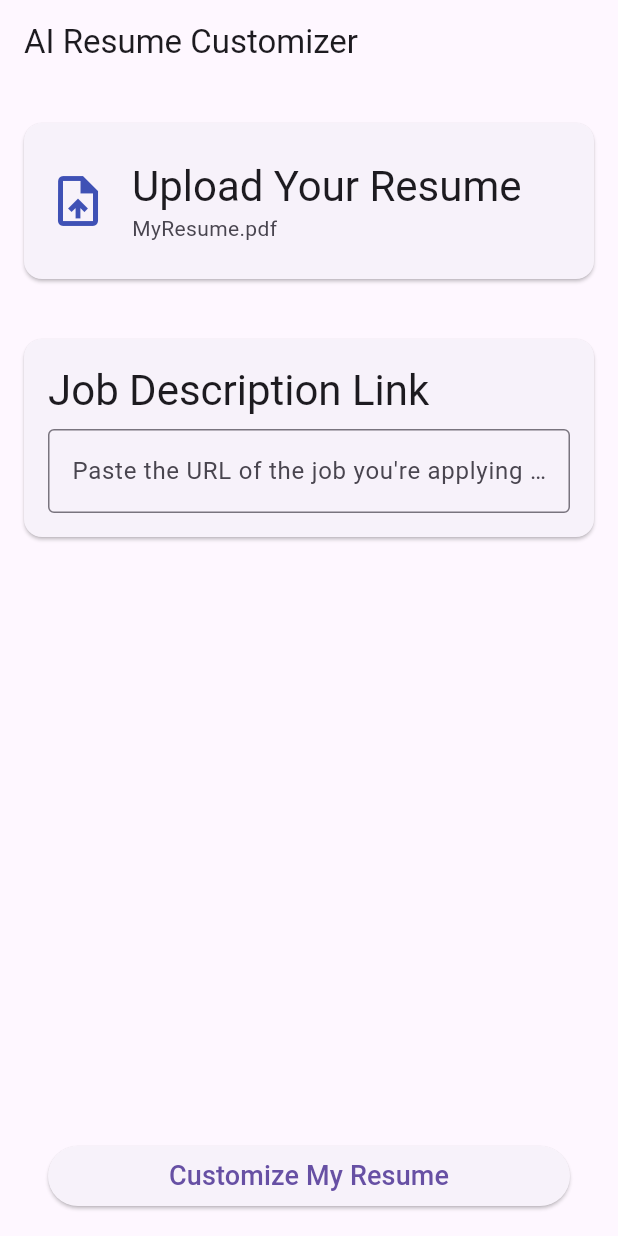
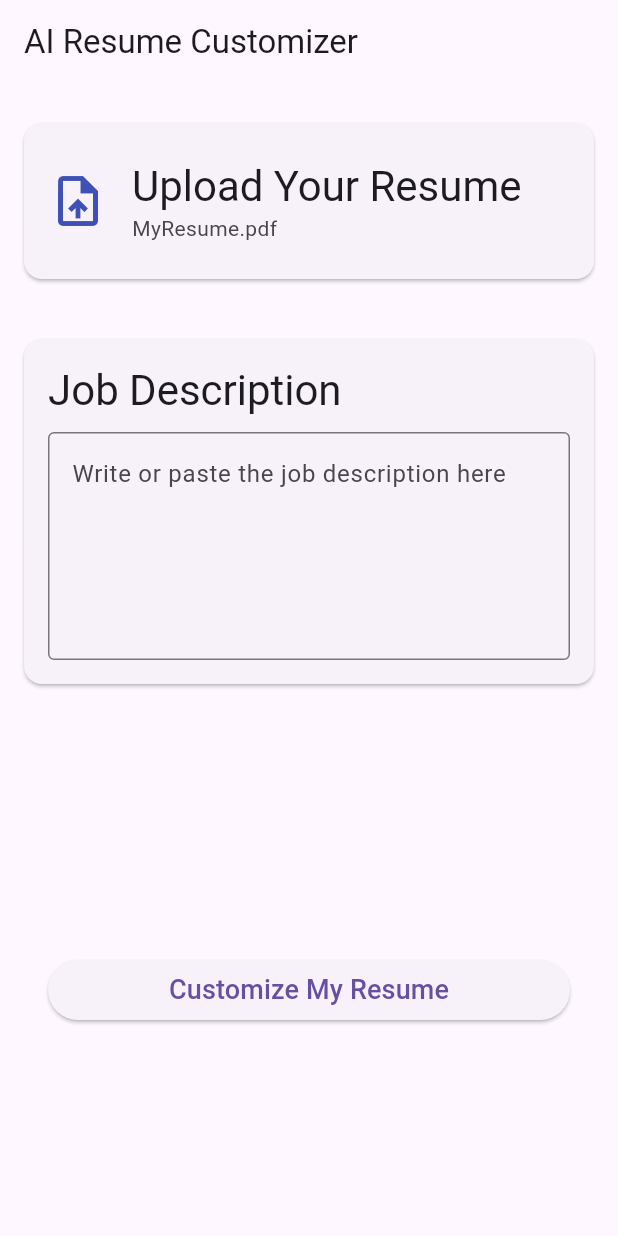
Before and after one commit to Dhruvraj915/AI-Resume-Customiser-App, a Flutter app: the screen it shows after launch, after a tap on "Upload Your Resume", on a phone screen of 412 x 824 dp. Run offline on Flutter 3.47's test engine with Material 3 defaults, Android fonts, the light colour scheme and no system bars.

Commit message:
UI Customized

```diff
--- a/lib/screens/splash_screen.dart
+++ b/lib/screens/splash_screen.dart
@@ -21,7 +21,7 @@ class _SplashScreenState extends State<SplashScreen> {
   @override
   Widget build(BuildContext context) {
     return Scaffold(
-      backgroundColor: Colors.deepPurple,
+      backgroundColor: Colors.black,
       body: Center(
         child: Column(
           mainAxisAlignment: MainAxisAlignment.center,
--- a/lib/screens/upload_screen.dart
+++ b/lib/screens/upload_screen.dart
@@ -51,12 +51,13 @@ class _UploadScreenState extends State<UploadScreen> {
 
             const SizedBox(height: 20),
 
-            JobDescriptionInputCard(
-              title: "Job Description Link",
-              hint: "Paste the URL of the job you're applying to",
-              controller: _jobDescController,
-            ),
-            const Spacer(),
+          JobDescriptionInputCard(
+            title: "Job Description",
+            hint: "Write or paste the job description here",
+            controller: _jobDescController,
+            isMultiline: true,
+          ),
+            const SizedBox(height: 170),
             CustomButton(
               text: "Customize My Resume",
               onPressed: _customizeResume,
--- a/lib/widgets/job_description_input_card.dart
+++ b/lib/widgets/job_description_input_card.dart
@@ -1,16 +1,17 @@
-// job_description_input_card.dart
 import 'package:flutter/material.dart';
 
 class JobDescriptionInputCard extends StatelessWidget {
   final String title;
   final String hint;
   final TextEditingController controller;
+  final bool isMultiline;
 
   const JobDescriptionInputCard({
     super.key,
     required this.title,
     required this.hint,
     required this.controller,
+    this.isMultiline = false,
   });
 
   @override
@@ -23,11 +24,11 @@ class JobDescriptionInputCard extends StatelessWidget {
         child: Column(
           crossAxisAlignment: CrossAxisAlignment.start,
           children: [
-            Text(title,
-                style: Theme.of(context).textTheme.headlineMedium),
-            const SizedBox(height: 8),
+            Text(title, style: Theme.of(context).textTheme.headlineMedium),
+            const SizedBox(height: 10),
             TextField(
               controller: controller,
+              maxLines: isMultiline ? 5 : 1,
               decoration: InputDecoration(
                 hintText: hint,
                 border: const OutlineInputBorder(),
```
